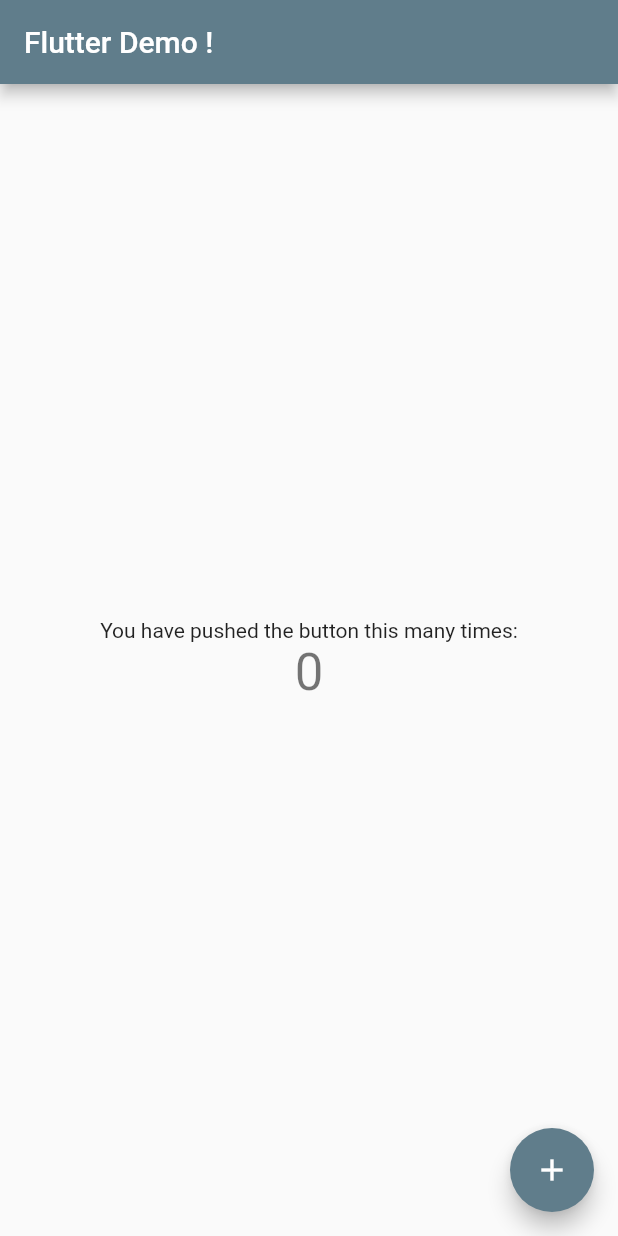
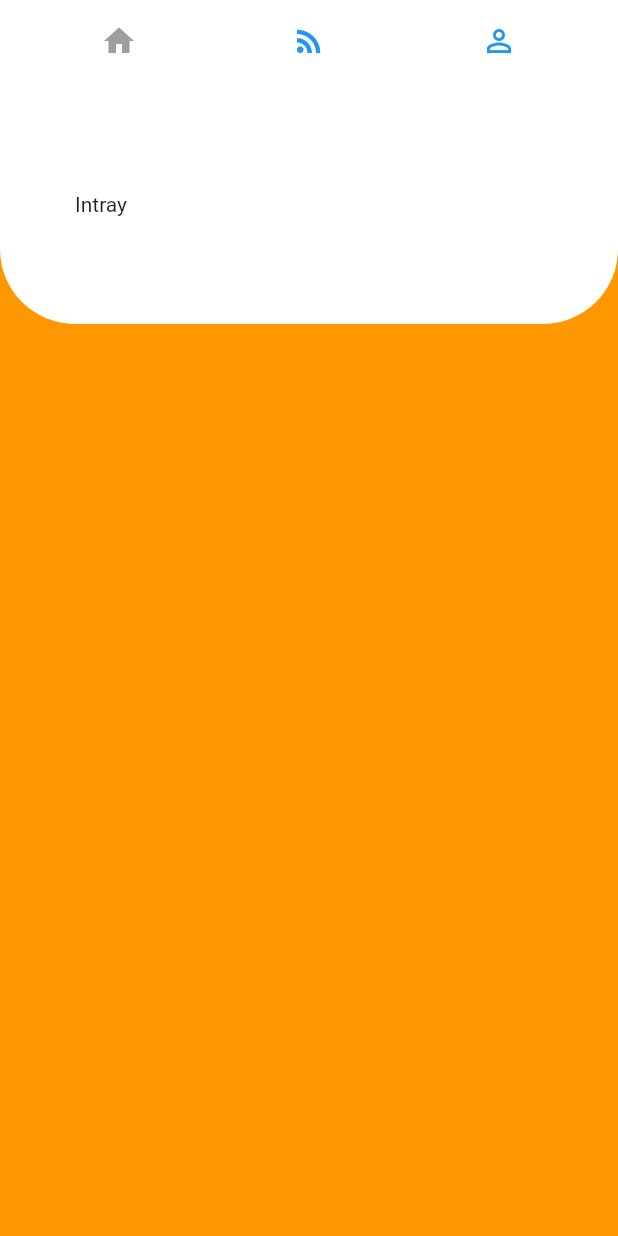
Before and after one commit to KyleNelson94/flutter-todo, a Flutter app: the screen it shows after launch, on a phone screen of 412 x 824 dp. Run offline on Flutter 3.47's test engine with Material 2 defaults, Android fonts, the phone set to English and light mode, and no system bars.

Commit message:
Tob Bar progress

```diff
--- a/lib/main.dart
+++ b/lib/main.dart
@@ -11,19 +11,7 @@ class MyApp extends StatelessWidget {
     return MaterialApp(
       title: 'Flutter Demo',
       theme: ThemeData(
-        // This is the theme of your application.
-        //
-        // Try running your application with "flutter run". You'll see the
-        // application has a blue toolbar. Then, without quitting the app, try
-        // changing the primarySwatch below to Colors.green and then invoke
-        // "hot reload" (press "r" in the console where you ran "flutter run",
-        // or simply save your changes to "hot reload" in a Flutter IDE).
-        // Notice that the counter didn't reset back to zero; the application
-        // is not restarted.
         primarySwatch: Colors.blueGrey,
-        // This makes the visual density adapt to the platform that you run
-        // the app on. For desktop platforms, the controls will be smaller and
-        // closer together (more dense) than on mobile platforms.
         visualDensity: VisualDensity.adaptivePlatformDensity,
       ),
       home: MyHomePage(title: 'Flutter Demo !'),
@@ -34,15 +22,6 @@ class MyApp extends StatelessWidget {
 class MyHomePage extends StatefulWidget {
   MyHomePage({Key key, this.title}) : super(key: key);
 
-  // This widget is the home page of your application. It is stateful, meaning
-  // that it has a State object (defined below) that contains fields that affect
-  // how it looks.
-
-  // This class is the configuration for the state. It holds the values (in this
-  // case the title) provided by the parent (in this case the App widget) and
-  // used by the build method of the State. Fields in a Widget subclass are
-  // always marked "final".
-
   final String title;
 
   @override
@@ -50,68 +29,85 @@ class MyHomePage extends StatefulWidget {
 }
 
 class _MyHomePageState extends State<MyHomePage> {
-  int _counter = 0;
-
-  void _incrementCounter() {
-    setState(() {
-      // This call to setState tells the Flutter framework that something has
-      // changed in this State, which causes it to rerun the build method below
-      // so that the display can reflect the updated values. If we changed
-      // _counter without calling setState(), then the build method would not be
-      // called again, and so nothing would appear to happen.
-      _counter++;
-    });
-  }
-
   @override
   Widget build(BuildContext context) {
-    // This method is rerun every time setState is called, for instance as done
-    // by the _incrementCounter method above.
-    //
-    // The Flutter framework has been optimized to make rerunning build methods
-    // fast, so that you can just rebuild anything that needs updating rather
-    // than having to individually change instances of widgets.
-    return Scaffold(
-      appBar: AppBar(
-        // Here we take the value from the MyHomePage object that was created by
-        // the App.build method, and use it to set our appbar title.
-        title: Text(widget.title),
-      ),
-      body: Center(
-        // Center is a layout widget. It takes a single child and positions it
-        // in the middle of the parent.
-        child: Column(
-          // Column is also a layout widget. It takes a list of children and
-          // arranges them vertically. By default, it sizes itself to fit its
-          // children horizontally, and tries to be as tall as its parent.
-          //
-          // Invoke "debug painting" (press "p" in the console, choose the
-          // "Toggle Debug Paint" action from the Flutter Inspector in Android
-          // Studio, or the "Toggle Debug Paint" command in Visual Studio Code)
-          // to see the wireframe for each widget.
-          //
-          // Column has various properties to control how it sizes itself and
-          // how it positions its children. Here we use mainAxisAlignment to
-          // center the children vertically; the main axis here is the vertical
-          // axis because Columns are vertical (the cross axis would be
-          // horizontal).
-          mainAxisAlignment: MainAxisAlignment.center,
-          children: <Widget>[
-            Text(
-              'You have pushed the button this many times:',
+    return MaterialApp(
+      color: Colors.yellow,
+      home: SafeArea(
+        child: DefaultTabController(
+          length: 3,
+          child: new Scaffold(
+            body: Stack(children: <Widget>[
+              TabBarView(
+                children: [
+                  new Container(
+                    color: Colors.orange,
+                  ),
+                  new Container(
+                    child: Center(
+                      child: FlatButton(
+                        color: Colors.orange,
+                        child: Text("Log out"),
+                        onPressed: () {},
+                      ),
+                    ),
+                    color: Colors.lightGreen,
+                  ),
+                ],
+              ),
+              Container(
+                padding: EdgeInsets.only(left: 50),
+                height: 160,
+                decoration: BoxDecoration(
+                  borderRadius: BorderRadius.only(
+                      bottomLeft: Radius.circular(50),
+                      bottomRight: Radius.circular(50)),
+                  color: Colors.white,
+                ),
+                child: Row(
+                  mainAxisAlignment: MainAxisAlignment.spaceBetween,
+                  children: <Widget>[
+                    Text(
+                      "Intray",
+                    ),
+                    Container()
+                  ],
+                ),
+              ),
+              Container(
+                height: 80,
+                width: 80,
+                margin: EdgeInsets.only(
+                    top: 120,
+                    left: MediaQuery.of(context).size.width * 0.5 - 40),
+              )
+            ]),
+            appBar: AppBar(
+              elevation: 0,
+              title: new TabBar(
+                tabs: [
+                  Tab(
+                    icon: new Icon(Icons.home),
+                  ),
+                  Tab(
+                    icon: new Icon(Icons.rss_feed),
+                  ),
+                  Tab(
+                    icon: new Icon(Icons.perm_identity),
+                  ),
+                ],
+                labelColor: Colors.grey,
+                unselectedLabelColor: Colors.blue,
+                indicatorSize: TabBarIndicatorSize.label,
+                indicatorPadding: EdgeInsets.all(5.0),
+                indicatorColor: Colors.transparent,
+              ),
+              backgroundColor: Colors.white,
             ),
-            Text(
-              '$_counter',
-              style: Theme.of(context).textTheme.headline4,
-            ),
-          ],
+            backgroundColor: Colors.white,
+          ),
         ),
       ),
-      floatingActionButton: FloatingActionButton(
-        onPressed: _incrementCounter,
-        tooltip: 'Increment',
-        child: Icon(Icons.add),
-      ), // This trailing comma makes auto-formatting nicer for build methods.
     );
   }
 }
```
